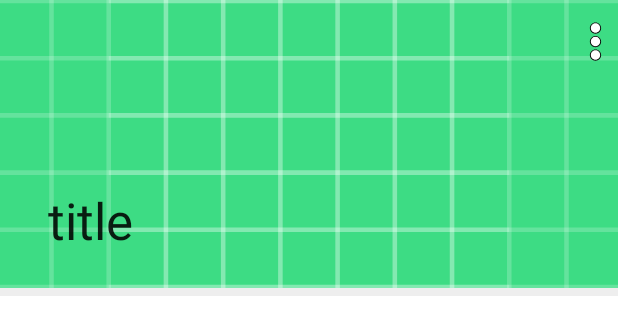
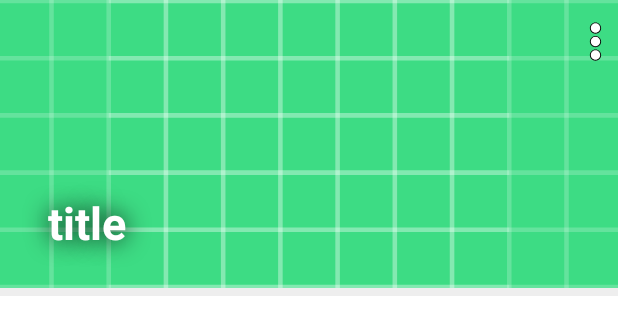
Before and after one commit to Komilast/EngLearn2, an Android app: the layout fragment_wordlist.xml on its own in the app's theme, with its tools: preview values and no code run, on a phone screen of 412 x 824 dp. Shown: the top 335 px of the screen. Run offline under Robolectric (Android 15) with nearby library versions, the phone set to English and light mode, and no system bars.

Commit message:
Работа с заголовком appbarlayout

```diff
--- a/app/src/main/java/ru/guru/englearn2/View/Fragments/WordListFragment.kt
+++ b/app/src/main/java/ru/guru/englearn2/View/Fragments/WordListFragment.kt
@@ -58,11 +58,11 @@ class WordListFragment : Fragment(R.layout.fragment_wordlist), OnWordClickListen
             words!!.value!!.addChangeListener(this@WordListFragment)
             lesson!!.observe(this@WordListFragment) {
                 lessonImage.setImageDrawable(Drawable.createFromStream(requireContext().assets.open("images/${it.title}.png"), it.title))
-                toolbar.title = it.title
+                head.title = it.title
                 Log.d("My", it.title)
             }
             lessonImage.setImageDrawable(Drawable.createFromStream(requireContext().assets.open("images/${lesson!!.value!!.title}.png"), lesson!!.value!!.title))
-            toolbar.title = lesson!!.value!!.title
+            head.title = lesson!!.value!!.title
             Log.d("My", lesson!!.value!!.title)
         }
             recycler.adapter = adapter
--- a/app/src/main/res/layout/fragment_wordlist.xml
+++ b/app/src/main/res/layout/fragment_wordlist.xml
@@ -19,7 +19,10 @@
             app:toolbarId="@+id/toolbar"
             app:layout_scrollFlags="scroll|exitUntilCollapsed"
             app:contentScrim="?attr/colorPrimary"
-            >
+            app:title="title"
+            app:expandedTitleTextAppearance="@style/collapse"
+            app:collapsedTitleTextAppearance="@style/collapse_2"
+            app:scrimAnimationDuration="250">
 
             <ImageView
                 android:layout_width="match_parent"
@@ -33,7 +36,6 @@
                 android:id="@+id/toolbar"
                 android:layout_height="?attr/actionBarSize"
                 android:layout_width="match_parent"
-                app:title="title"
                 app:layout_collapseMode="pin">
 
                 <androidx.appcompat.widget.AppCompatImageButton
--- a/app/src/main/res/values/styles.xml
+++ b/app/src/main/res/values/styles.xml
@@ -1,3 +1,18 @@
 <?xml version="1.0" encoding="utf-8"?>
 <resources>
+    <style name="collapse">
+        <item name="android:textColor">@color/white</item>
+        <item name="android:textSize">30sp</item>
+        <item name="android:textStyle">bold</item>
+        <item name="android:shadowColor">@color/black</item>
+        <item name="android:shadowRadius">20</item>
+    </style>
+
+    <style name="collapse_2">
+        <item name="android:textColor">@color/white</item>
+        <item name="android:textSize">20sp</item>
+        <item name="android:textStyle">bold</item>
+        <item name="android:shadowColor">@color/black</item>
+        <item name="android:shadowRadius">15</item>
+    </style>
 </resources>
--- a/app/src/main/res/values/themes.xml
+++ b/app/src/main/res/values/themes.xml
@@ -14,4 +14,6 @@
         <item name="android:statusBarColor" tools:targetApi="l">?attr/colorPrimaryVariant</item>
         <!-- Customize your theme here. -->
     </style>
+
+
 </resources>
```
